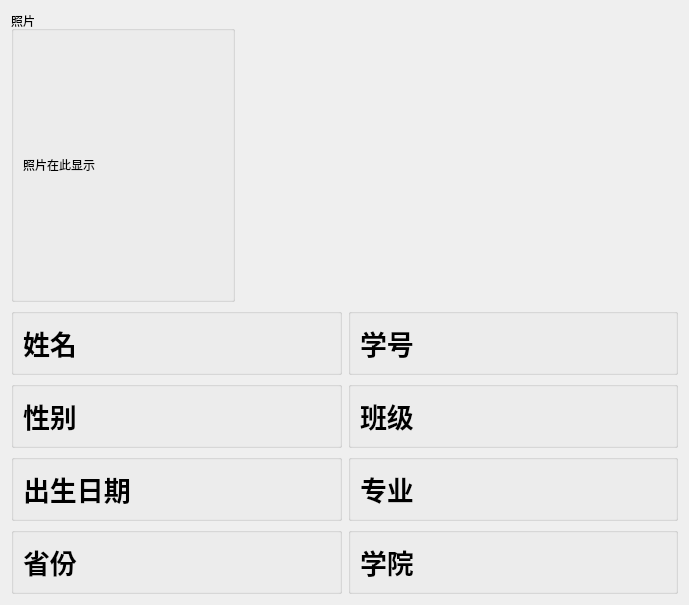
Above: studentTerminal/ui/userinfo.ui from MuxiZhaoyang/SIMS-C-language-major-assignment before the change. Below: the same form after it.
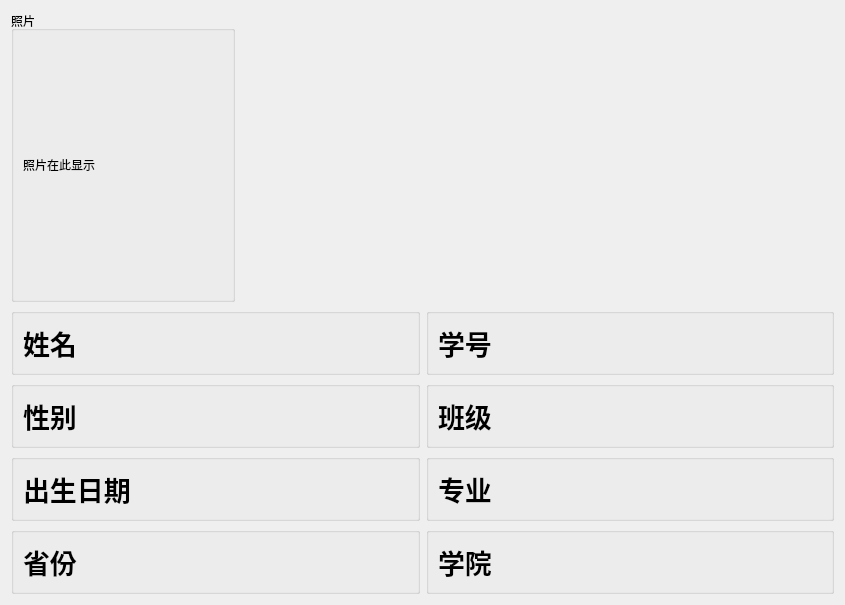
That is the form after the change. Icons and pictures are not drawn.

The edit to the form file:
```diff
--- a/studentTerminal/ui/userinfo.ui
+++ b/studentTerminal/ui/userinfo.ui
@@ -6,7 +6,7 @@
    <rect>
     <x>0</x>
     <y>0</y>
-    <width>689</width>
+    <width>845</width>
     <height>504</height>
    </rect>
   </property>
@@ -45,6 +45,21 @@
       </widget>
      </item>
      <item>
+      <layout class="QGridLayout" name="gridLayout_2">
+       <item row="0" column="1">
+        <spacer name="verticalSpacer_2">
+         <property name="orientation">
+          <enum>Qt::Vertical</enum>
+         </property>
+         <property name="sizeHint" stdset="0">
+          <size>
+           <width>20</width>
+           <height>40</height>
+          </size>
+         </property>
+        </spacer>
+       </item>
+       <item row="1" column="0">
       <spacer name="horizontalSpacer">
        <property name="orientation">
         <enum>Qt::Horizontal</enum>
@@ -57,6 +72,47 @@
        </property>
       </spacer>
      </item>
+       <item row="1" column="1">
+        <widget class="QLabel" name="sduu">
+         <property name="text">
+          <string/>
+         </property>
+         <property name="pixmap">
+          <pixmap resource="../../rec.qrc">:/icon/images/sdu.png</pixmap>
+         </property>
+         <property name="scaledContents">
+          <bool>true</bool>
+         </property>
+        </widget>
+       </item>
+       <item row="1" column="2">
+        <spacer name="horizontalSpacer_2">
+         <property name="orientation">
+          <enum>Qt::Horizontal</enum>
+         </property>
+         <property name="sizeHint" stdset="0">
+          <size>
+           <width>40</width>
+           <height>20</height>
+          </size>
+         </property>
+        </spacer>
+       </item>
+       <item row="2" column="1">
+        <spacer name="verticalSpacer">
+         <property name="orientation">
+          <enum>Qt::Vertical</enum>
+         </property>
+         <property name="sizeHint" stdset="0">
+          <size>
+           <width>20</width>
+           <height>40</height>
+          </size>
+         </property>
+        </spacer>
+       </item>
+      </layout>
+     </item>
     </layout>
    </item>
    <item>
```
Left out of the diff: 6 changed lines with no effect on the pictures. Lines whose indentation alone changed are shown as unchanged.
